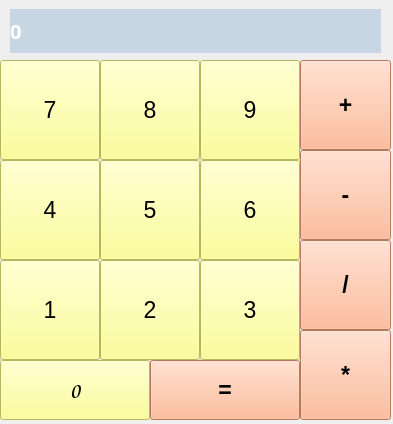
This is calc.ui in losanov/calc1 as Qt 5 draws it before an edit. The edited form follows.
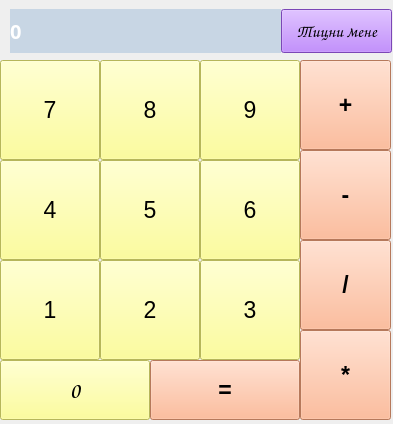
This is the edited form.

Commit message: try2 to add class

What changed in the file:
```diff
--- a/calc.ui
+++ b/calc.ui
@@ -25,7 +25,7 @@
      <rect>
       <x>10</x>
       <y>9</y>
-      <width>371</width>
+      <width>271</width>
       <height>44</height>
      </rect>
     </property>
@@ -415,6 +415,34 @@
      <string>=</string>
     </property>
    </widget>
+   <widget class="QPushButton" name="touch_btn">
+    <property name="geometry">
+     <rect>
+      <x>281</x>
+      <y>9</y>
+      <width>111</width>
+      <height>44</height>
+     </rect>
+    </property>
+    <property name="font">
+     <font>
+      <family>Comic Sans MS</family>
+      <pointsize>13</pointsize>
+     </font>
+    </property>
+    <property name="autoFillBackground">
+     <bool>false</bool>
+    </property>
+    <property name="styleSheet">
+     <string notr="true">background-color: rgb(172, 99, 255);</string>
+    </property>
+    <property name="text">
+     <string>Тицни мене</string>
+    </property>
+    <property name="checkable">
+     <bool>false</bool>
+    </property>
+   </widget>
   </widget>
  </widget>
  <resources/>
```
The commit also changes 1 other file.
